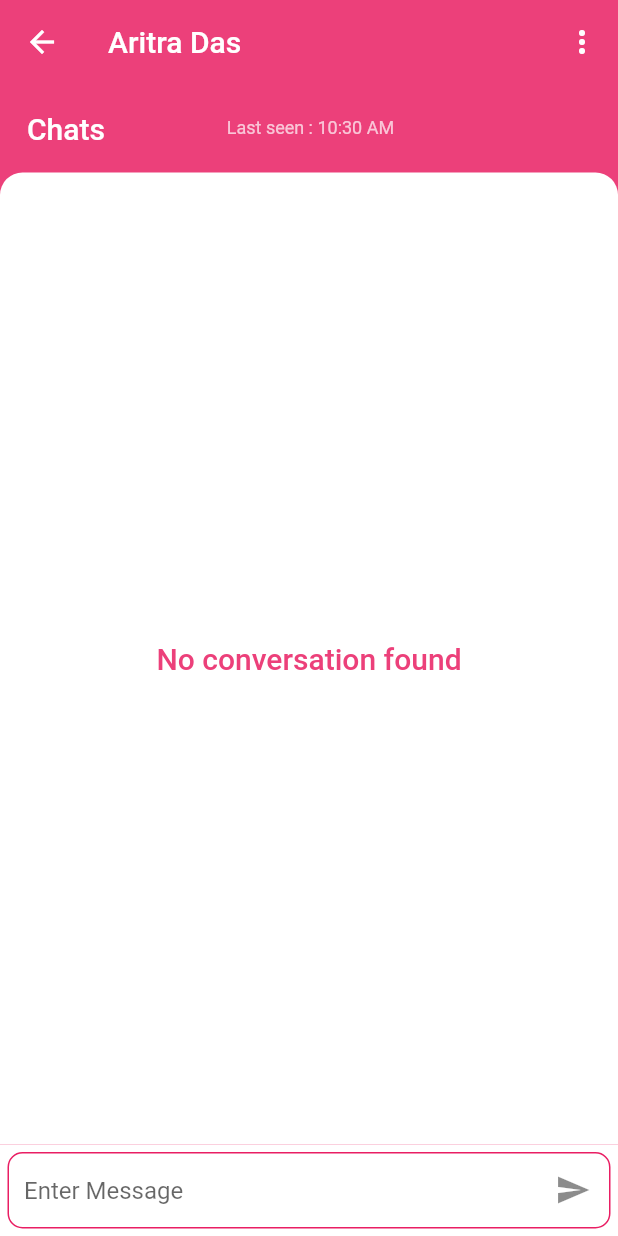
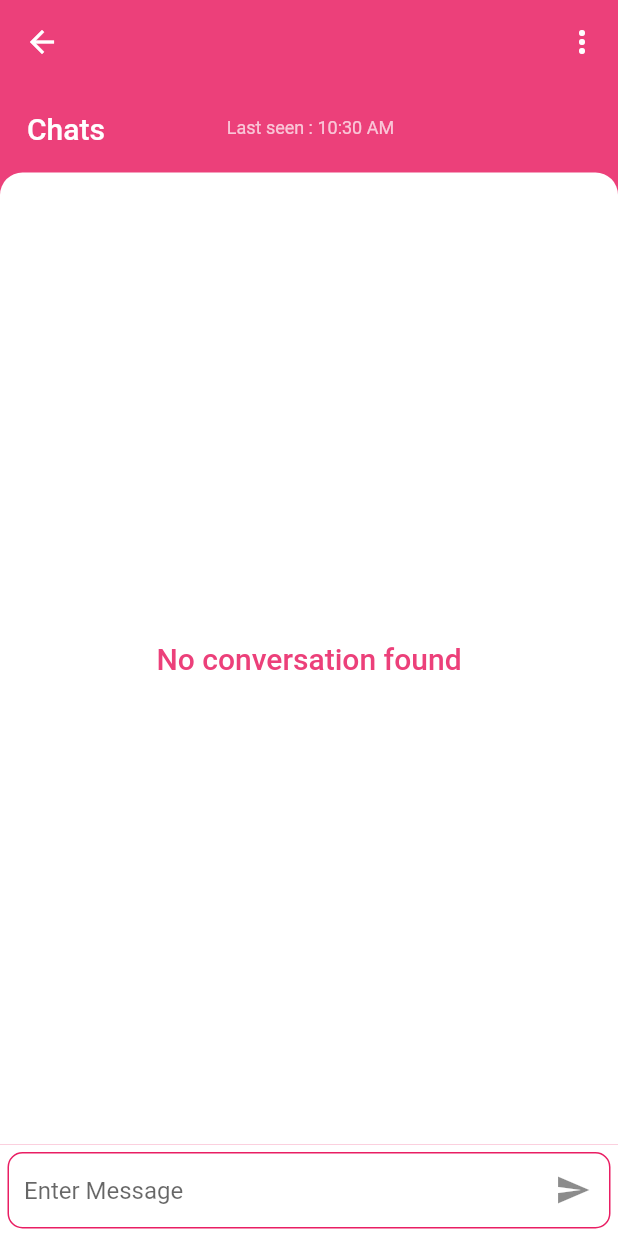
Before and after one commit to harshit252/Snapy-Snap, a Flutter app: the ChatPage screen opened directly with empty values, on a phone screen of 412 x 824 dp. Run offline on Flutter 3.47's test engine with Material 2 defaults, Android fonts, the phone set to English and light mode, and no system bars; our stand-ins replace cloud_firestore, firebase_auth, firebase_core, open_file, transparent_image, video_player; missing offline and left inert: bottom_bar, deepar_flutter, flutterfire_ui; accounts and stored records are empty; network calls fail.

Commit message:
recent chats and text implemented.

```diff
--- a/lib/Screens/chat.dart
+++ b/lib/Screens/chat.dart
@@ -118,6 +118,7 @@ class _ChatState extends State<Chat> {
                                                     builder: (context) {
                                               return ChatPage(
                                                 id: user,
+                                                name: snap.data[i]['name'],
                                               );
                                             }));
                                           },name: snap.data['name']
@@ -203,6 +204,7 @@ class _ChatState extends State<Chat> {
                                                           builder: (context) {
                                                             return ChatPage(
                                                               id: user,
+                                                              name: snap.data[i]['name'],
                                                             );
                                                           },
                                                         ),
--- a/lib/Screens/chatpage.dart
+++ b/lib/Screens/chatpage.dart
@@ -7,7 +7,8 @@ import '../theme/widgets.dart';
 
 class ChatPage extends StatefulWidget {
   final String id;
-  const ChatPage({Key? key, required this.id}) : super(key: key);
+  final String name;
+  const ChatPage({Key? key, required this.id, required this.name}) : super(key: key);
 
   @override
   State<ChatPage> createState() => _ChatPageState();
@@ -22,7 +23,7 @@ class _ChatPageState extends State<ChatPage> {
       backgroundColor: Colors.pink.shade400,
       appBar: AppBar(
         backgroundColor: Colors.pink.shade400,
-        title: const Text('Aritra Das'),
+        title: Text(widget.name),
         elevation: 0,
         actions: [
           IconButton(onPressed: () {}, icon: const Icon(Icons.more_vert))
@@ -129,6 +130,7 @@ class _ChatPageState extends State<ChatPage> {
           Container(
             color: Colors.white,
             child: ChatWidgets.messageField(onSubmit: (controller) {
+              if(controller.text.toString().isNotEmpty){
                 if (roomId != null) {
                   Map<String, dynamic> data = {
                     'message': controller.text.trim(),
@@ -158,6 +160,7 @@ class _ChatPageState extends State<ChatPage> {
                     value.collection('messages').add(data);
                   });
                 }
+              }
               controller.clear();
             }),
           )
--- a/lib/theme/animated-dialog.dart
+++ b/lib/theme/animated-dialog.dart
@@ -96,6 +96,7 @@ class _AnimatedDialogState extends State<AnimatedDialog> {
                                               builder: (context) {
                                                 return ChatPage(
                                                   id: data[i].id.toString(),
+                                                  name: data[i]['name'],
                                                 );
                                               },
                                             ),
```
Also changed, not shown: pubspec.lock. Lines whose indentation alone changed are shown as unchanged.
